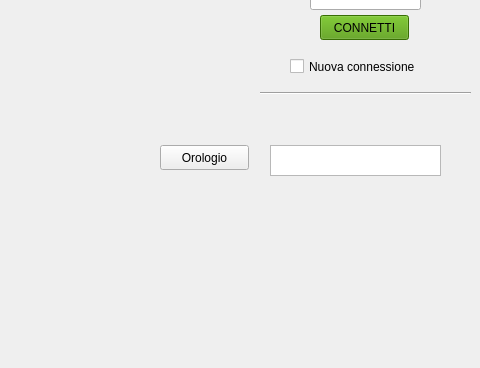
Old version of the form mainwindow.ui in the repository Marlowess/PRTS-ESP32-server; both pictures show x 0 to 480 and y 101 to 469 of the 867 by 469 pixel window.
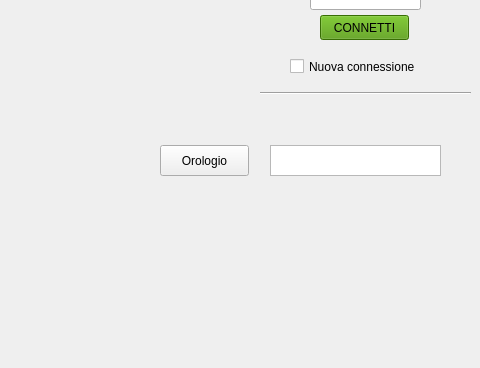
New version of the form.

The edit to the form file:
```diff
--- a/mainwindow.ui
+++ b/mainwindow.ui
@@ -86,7 +86,7 @@
       <x>160</x>
       <y>210</y>
       <width>89</width>
-      <height>25</height>
+      <height>31</height>
      </rect>
     </property>
     <property name="text">
```
